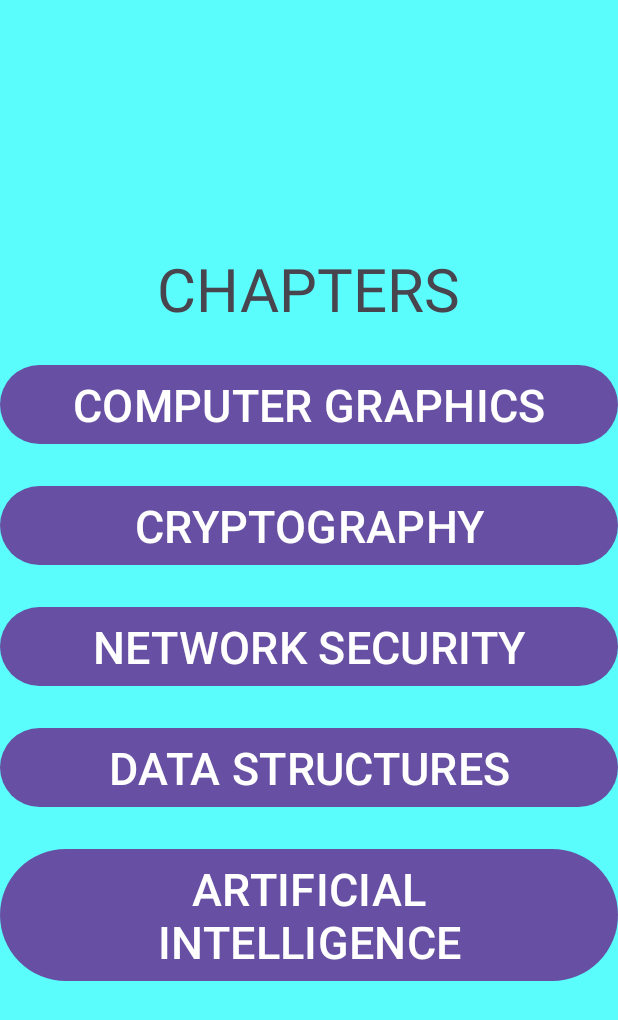
After one commit to aarav-goel12/EduBook, an Android app: the fragment ComputerScienceFragment shown on its own in the app's theme, on a phone screen of 412 x 824 dp. The commit adds this screen. Shown: the top 1020 px of the screen. Run offline under Robolectric (Android 15) with nearby library versions, the light colour scheme and no system bars.

Commit message:
nav graph updated, all subject fragments added

```diff
--- /dev/null
+++ b/app/src/main/java/com/example/edubook/ComputerScienceFragment.kt
@@ -0,0 +1,20 @@
+package com.example.edubook
+
+import android.os.Bundle
+import androidx.fragment.app.Fragment
+import android.view.LayoutInflater
+import android.view.View
+import android.view.ViewGroup
+class ComputerScienceFragment : Fragment() {
+    override fun onCreate(savedInstanceState: Bundle?) {
+        super.onCreate(savedInstanceState)
+    }
+
+    override fun onCreateView(
+        inflater: LayoutInflater, container: ViewGroup?,
+        savedInstanceState: Bundle?
+    ): View? {
+        // Inflate the layout for this fragment
+        return inflater.inflate(R.layout.fragment_computer_science, container, false)
+    }
+}
--- /dev/null
+++ b/app/src/main/res/layout/fragment_computer_science.xml
@@ -0,0 +1,48 @@
+<?xml version="1.0" encoding="utf-8"?>
+<LinearLayout xmlns:android="http://schemas.android.com/apk/res/android"
+    xmlns:tools="http://schemas.android.com/tools"
+    android:layout_width="match_parent"
+    android:layout_height="match_parent"
+    tools:context=".ComputerScienceFragment"
+    android:gravity="center"
+    android:orientation="vertical"
+    android:background="#5AFDFC">
+
+    <TextView
+        android:layout_width="wrap_content"
+        android:layout_height="wrap_content"
+        android:text="CHAPTERS"
+        android:textSize="40dp"
+        android:gravity="center"/>
+    <Button
+        android:layout_width="match_parent"
+        android:layout_height="wrap_content"
+        android:text="COMPUTER GRAPHICS"
+        android:textSize="30dp"
+        android:layout_marginTop="20dp"/>
+    <Button
+        android:layout_width="match_parent"
+        android:layout_height="wrap_content"
+        android:text="CRYPTOGRAPHY"
+        android:textSize="30dp"
+        android:layout_marginTop="20dp"/>
+    <Button
+        android:layout_width="match_parent"
+        android:layout_height="wrap_content"
+        android:text="NETWORK SECURITY"
+        android:textSize="30dp"
+        android:layout_marginTop="20dp"/>
+    <Button
+        android:layout_width="match_parent"
+        android:layout_height="wrap_content"
+        android:text="DATA STRUCTURES"
+        android:textSize="30dp"
+        android:layout_marginTop="20dp"/>
+    <Button
+        android:layout_width="match_parent"
+        android:layout_height="wrap_content"
+        android:text="ARTIFICIAL INTELLIGENCE"
+        android:textSize="30dp"
+        android:layout_marginTop="20dp"/>
+
+</LinearLayout>
```
Also changed, not shown: app/src/main/java/com/example/edubook/ChemistryFragment.kt (added, +20 -0 lines), app/src/main/res/layout/fragment_chemistry.xml (added, +48 -0 lines), app/src/main/res/navigation/nav_graph.xml (+16 -0 lines).
